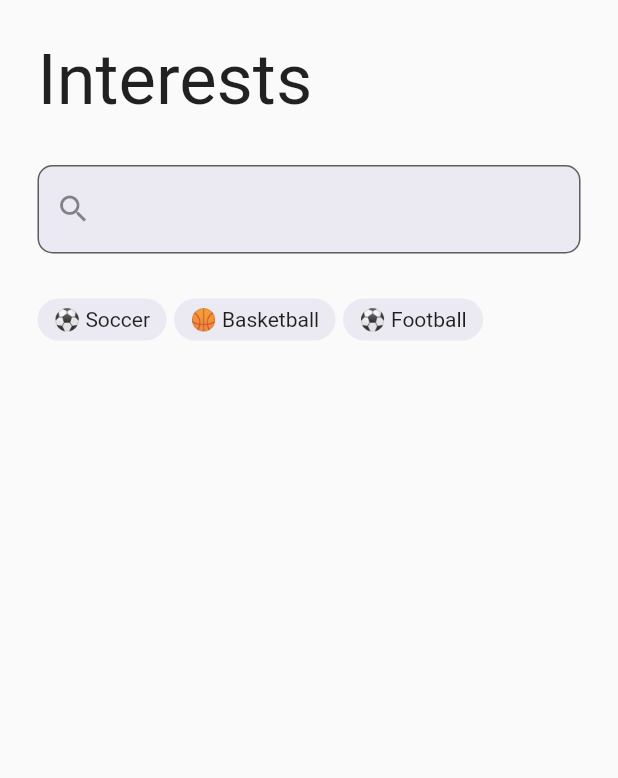
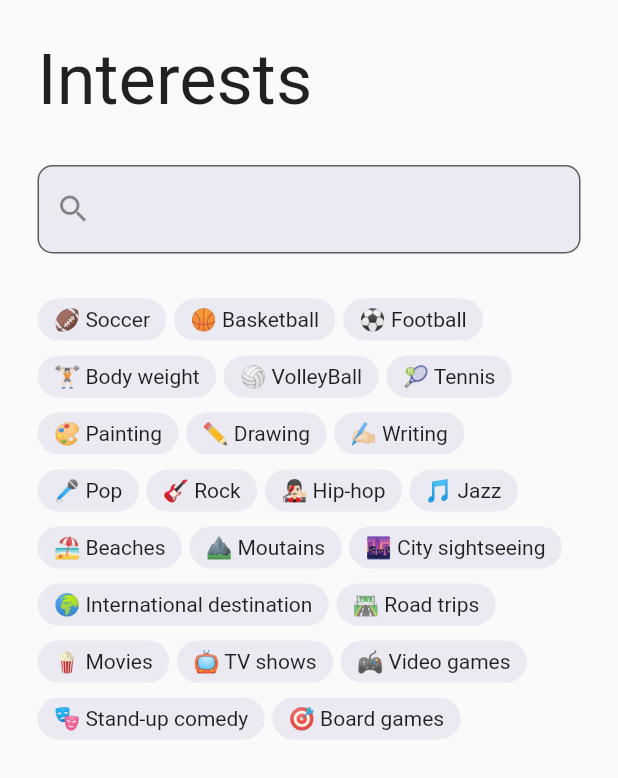
Before and after one commit to Nattapat-is-my-name/TungTee, a Flutter app: the screen it shows after launch, on a phone screen of 412 x 824 dp. Shown: the top 778 px of the screen. Run offline on Flutter 3.47's test engine with Material 2 defaults, Android fonts, the phone set to English and light mode, and no system bars; our stand-ins replace firebase_core; accounts and stored records are empty.

Commit message:
interested finish

```diff
--- a/lib/Pages/persona.dart
+++ b/lib/Pages/persona.dart
@@ -57,11 +57,80 @@ class _MyformState extends State<Myform> {
                 ),
                 Row(
                   children: const [
-                    Interest(title: "⚽️ Soccer"),
+                    Interest(title: "🏈 Soccer"),
                     Interest(title: "🏀 Basketball"),
                     Interest(title: "⚽️ Football")
                   ],
-                )
+                ),
+                const SizedBox(
+                  height: 10,
+                ),
+                Row(
+                  children: const [
+                    Interest(title: "🏋🏻 Body weight"),
+                    Interest(title: "🏐 VolleyBall"),
+                    Interest(title: "🎾 Tennis")
+                  ],
+                ),
+                const SizedBox(
+                  height: 10,
+                ),
+                Row(
+                  children: const [
+                    Interest(title: "🎨 Painting"),
+                    Interest(title: "✏️ Drawing"),
+                    Interest(title: "✍🏻 Writing")
+                  ],
+                ),
+                const SizedBox(
+                  height: 10,
+                ),
+                Row(
+                  children: const [
+                    Interest(title: "🎤 Pop"),
+                    Interest(title: "🎸 Rock"),
+                    Interest(title: "👨🏻‍🎤 Hip-hop"),
+                    Interest(title: "🎵 Jazz")
+                  ],
+                ),
+                const SizedBox(
+                  height: 10,
+                ),
+                Row(
+                  children: const [
+                    Interest(title: "🏖️ Beaches"),
+                    Interest(title: "⛰️ Moutains"),
+                    Interest(title: "🌆 City sightseeing"),
+                  ],
+                ),
+                const SizedBox(
+                  height: 10,
+                ),
+                Row(
+                  children: const [
+                    Interest(title: "🌍 International destination"),
+                    Interest(title: "🛣️ Road trips"),
+                  ],
+                ),
+                const SizedBox(
+                  height: 10,
+                ),
+                Row(
+                  children: const [
+                    Interest(title: "🍿 Movies"),
+                    Interest(title: "📺 TV shows"),
+                    Interest(title: "🎮 Video games"),
+                  ],
+                ),
+                const SizedBox(
+                  height: 10,
+                ),
+                Row(
+                  children: const [
+                    Interest(title: "🎭 Stand-up comedy"),
+                    Interest(title: "🎯 Board games"),
+                  ],
+                ),
               ],
             ))
       ],
```
